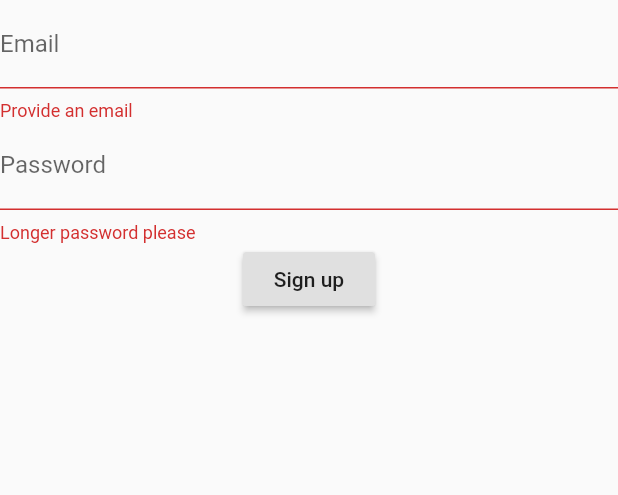
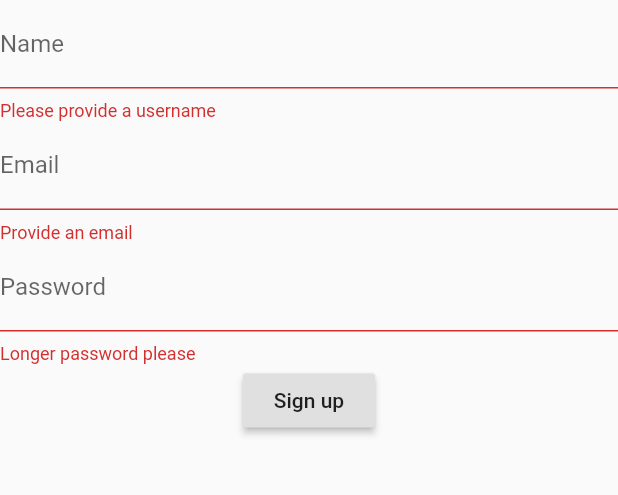
Before and after one commit to BreadPeanutButter/Orbital2020, a Flutter app: the SignUpPage screen opened by its route, after a tap on "Sign up", on a phone screen of 412 x 824 dp, the part 384-879 px from its top. Run offline on Flutter 3.47's test engine with Material 2 defaults, Android fonts, the phone set to English and light mode, and no system bars; our stand-ins replace cloud_firestore, dropdown_formfield, firebase_auth; accounts and stored records are empty.

Commit message:
Added sign up page functionality

```diff
--- a/orbital/lib/screens/authetication/sign_up.dart
+++ b/orbital/lib/screens/authetication/sign_up.dart
@@ -1,7 +1,9 @@
+import 'package:flutter/scheduler.dart';
 import 'package:orbital/services/auth.dart';
 import 'package:flutter/material.dart';
 import 'package:firebase_auth/firebase_auth.dart';
 import "package:orbital/screens/authetication/sign_in.dart";
+import 'package:cloud_firestore/cloud_firestore.dart';
 
 class SignUpPage extends StatefulWidget {
   @override
@@ -11,7 +13,7 @@ class SignUpPage extends StatefulWidget {
 class _SignUpPageState extends State<SignUpPage> {
 
   final GlobalKey<FormState> _formKey = GlobalKey<FormState>();
-  String _email, _password;
+  String _email, _password, _name;
 
   @override
   Widget build(BuildContext context) {
@@ -32,6 +34,17 @@ class _SignUpPageState extends State<SignUpPage> {
                 height: 200,
                 width: 200,
               ),
+              TextFormField(
+              validator: (input) {
+                if(input.isEmpty){
+                  return 'Please provide a username';
+                }
+              },
+              decoration: InputDecoration(
+                labelText: 'Name'
+              ),
+              onSaved: (input) => _name = input,
+            ),
             TextFormField(
               validator: (input) {
                 if(input.isEmpty){
@@ -45,7 +58,7 @@ class _SignUpPageState extends State<SignUpPage> {
             ),
             TextFormField(
               validator: (input) {
-                if(input.length < 6){
+                if(input.length < 8){
                   return 'Longer password please';
                 }
               },
@@ -65,24 +78,45 @@ class _SignUpPageState extends State<SignUpPage> {
     );
   }
 
+  void createRecord(Firestore databaseReference, FirebaseUser user) async {
+    await databaseReference.collection("User")
+        .document(user.uid)
+        .setData({
+          'email1': _email,
+          'Name': _name
+        });
+  }
+
+   void navigateToSignUp(){
+    Navigator.push(context, MaterialPageRoute(builder: (context) => SignUpPage(), fullscreenDialog: true));
+  }
+
   void signUp() async {
     if(_formKey.currentState.validate()){
       _formKey.currentState.save();
       try{
-        await FirebaseAuth.instance.createUserWithEmailAndPassword(email: _email, password: _password);
-
+        FirebaseUser user = (await FirebaseAuth.instance.createUserWithEmailAndPassword(email: _email, password: _password)).user;
+        final databaseReference = Firestore.instance;
+        createRecord(databaseReference, user);
         Navigator.pushReplacement(context, MaterialPageRoute(builder: (context) =>  SignIn()));
       }catch(e){
         showDialog(
           context: context,
           builder: (context) {
+            Future.delayed(Duration(seconds: 5),(){
+               Navigator.of(context).pop(true);
+            });
             return AlertDialog(
               title: Text('Sign in failed'),
               content: Text("This email is being used! Please try another email."),
               actions: [
                 FlatButton(
-                  onPressed: () { Text('OK'); },
+                  onPressed:  () => SchedulerBinding.instance.addPostFrameCallback((_) {
+                    Navigator.of(context).pushNamedAndRemoveUntil(
+                      '/signUp', (Route<dynamic> route) => false);
+                      }),
                   child: Text('OK'),
+
                 ),
               ],
             );
```
Also changed, not shown: orbital/lib/screens/authetication/sign_in.dart (+5 -4 lines).
